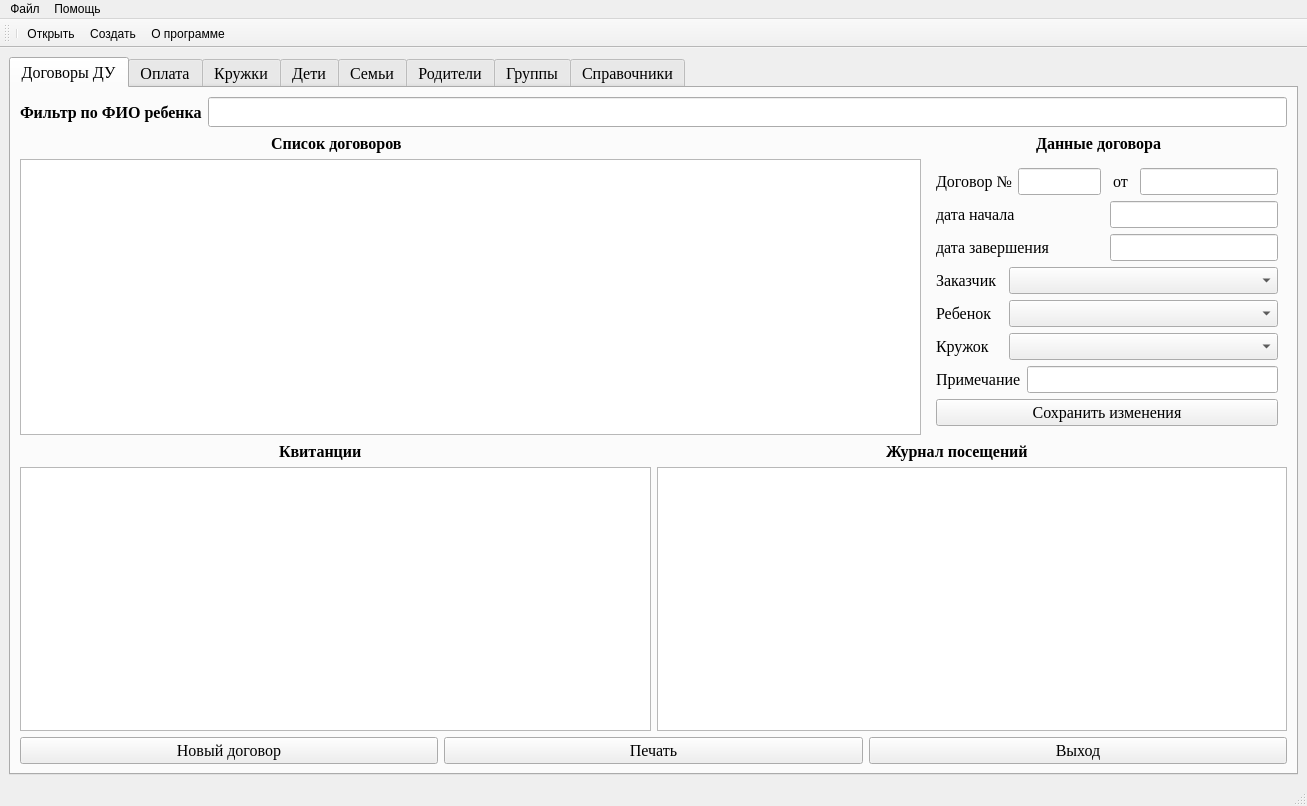
First picture: the form in view/main_window.ui, repository AlevtinAntonov/paid_services, before the edit.
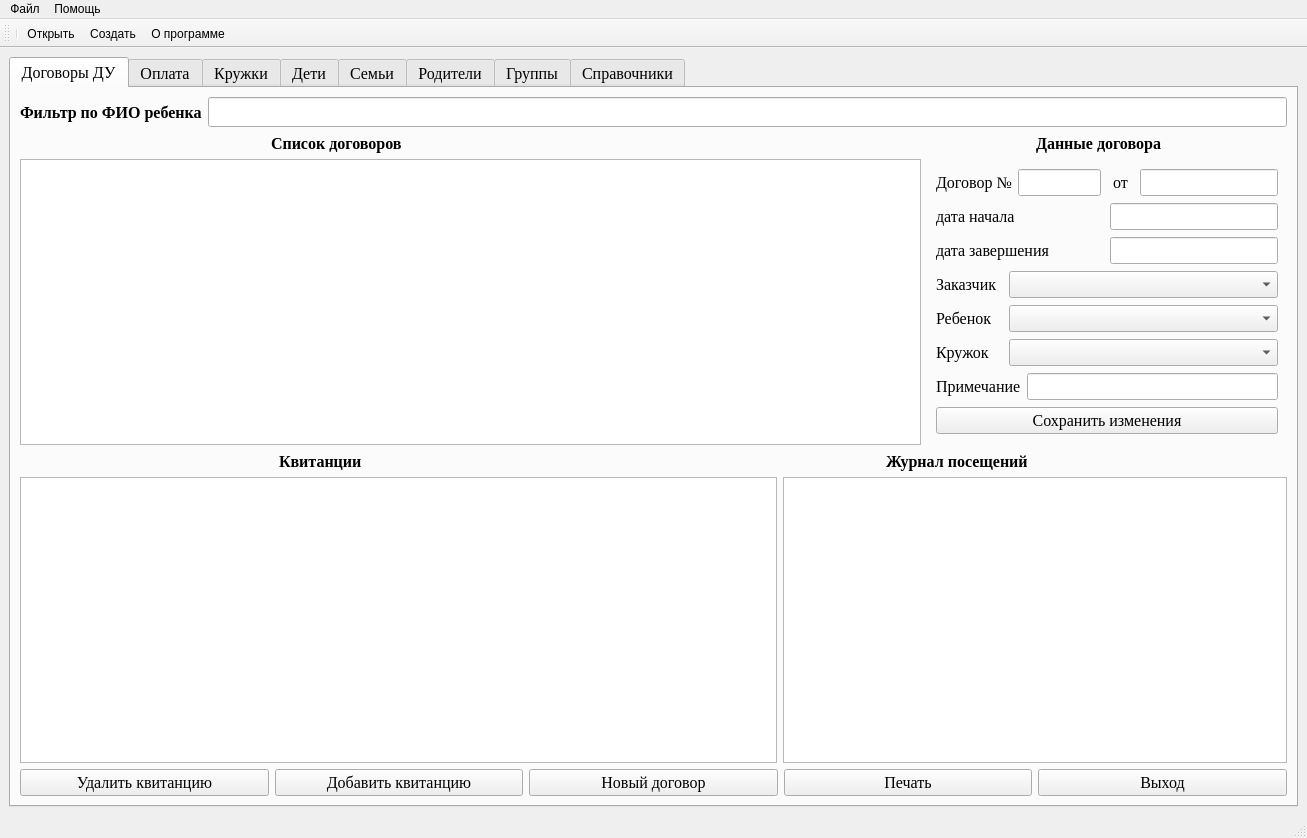
Second picture: the form after the edit. Icons and pictures are not drawn.

The edit to the form file:
```diff
--- a/view/main_window.ui
+++ b/view/main_window.ui
@@ -7,7 +7,7 @@
     <x>0</x>
     <y>0</y>
     <width>1307</width>
-    <height>806</height>
+    <height>838</height>
    </rect>
   </property>
   <property name="windowTitle">
@@ -453,7 +453,7 @@
          </layout>
         </item>
         <item>
-         <layout class="QHBoxLayout" name="horizontalLayout_5" stretch="1,1">
+         <layout class="QHBoxLayout" name="horizontalLayout_5" stretch="3,2">
           <item>
            <widget class="QTableWidget" name="tableWidget_Invoices"/>
           </item>
@@ -464,6 +464,20 @@
         </item>
         <item>
          <layout class="QHBoxLayout" name="horizontalLayout_3">
+          <item>
+           <widget class="QPushButton" name="pushButton_DeleteInvoice">
+            <property name="text">
+             <string>Удалить квитанцию</string>
+            </property>
+           </widget>
+          </item>
+          <item>
+           <widget class="QPushButton" name="pushButton_AddNewInvoice">
+            <property name="text">
+             <string>Добавить квитанцию</string>
+            </property>
+           </widget>
+          </item>
           <item>
            <widget class="QPushButton" name="pushButton_NewContract">
             <property name="text">
```
